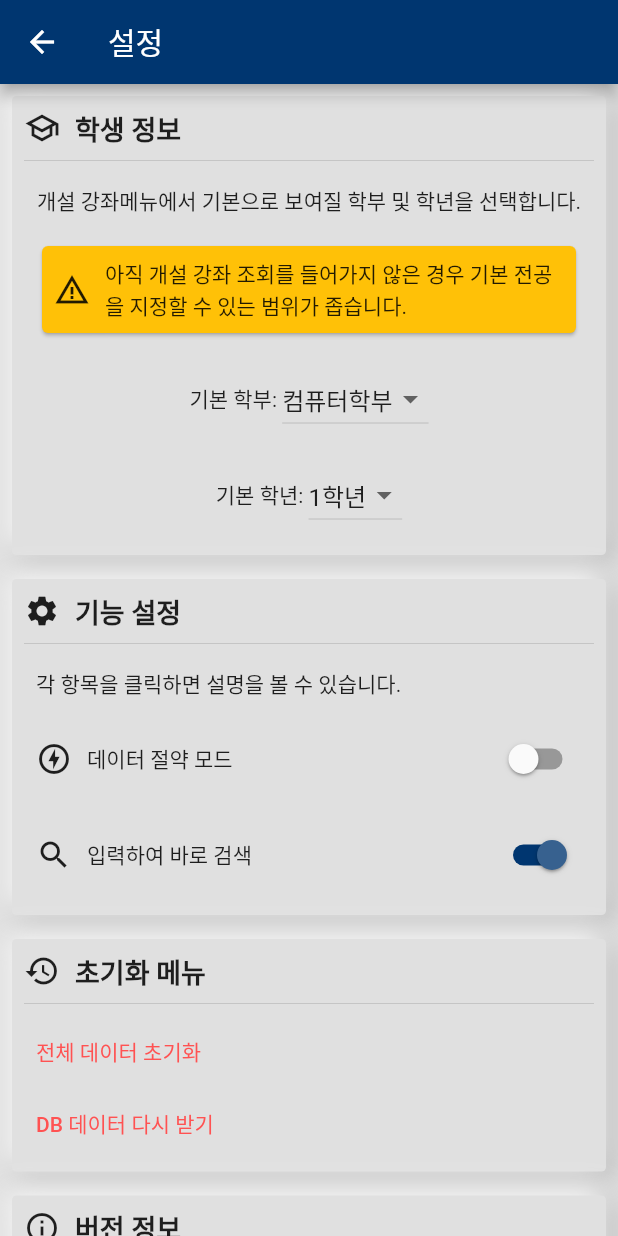
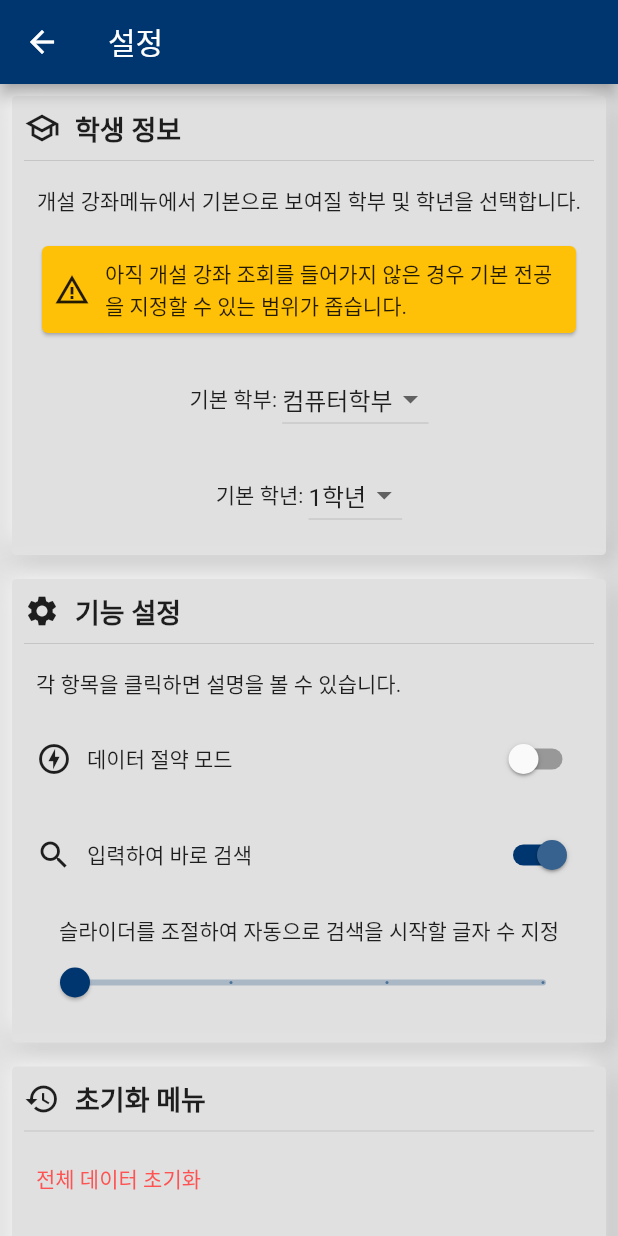
Before and after one commit to sun30812/suwon_mate, a Flutter app: the SettingPage screen opened by its route, on a phone screen of 412 x 824 dp. Run offline on Flutter 3.47's test engine with Material 2 defaults, Android fonts, the phone set to English and light mode, and no system bars; our stand-ins replace firebase_core, firebase_database, flutter_html, package_info_plus, shared_preferences; accounts and stored records are empty.

Commit message:
설정 쪽 기능 추가 자동으로 검색을 시작할 글자 수를 슬라이더로 조절할 수 있습니다.

```diff
--- a/lib/open_class.dart
+++ b/lib/open_class.dart
@@ -53,6 +53,7 @@ class _OpenClassState extends State<OpenClass> {
   List orgClassList = [];
   bool _offline = false;
   bool _liveSearch = true;
+  int _liveSearchCount = 0;
   bool _isSaved = false;
   String _myDept = '컴퓨터학부';
   String _mySub = '학부 공통';
@@ -76,6 +77,9 @@ class _OpenClassState extends State<OpenClass> {
         _liveSearch =
             (jsonDecode(_pref.getString('settings')!) as Map)['liveSearch'] ??
                 true;
+        _liveSearchCount = (jsonDecode(_pref.getString('settings')!)
+                as Map)['liveSearchCount'] ??
+            0;
       }
     }
     if ((_pref.containsKey('db_ver')) && _offline) {
@@ -140,7 +144,7 @@ class _OpenClassState extends State<OpenClass> {
             buttonName: '검색',
             onPressed: () => Navigator.of(context).pushNamed(
                   '/oclass/search',
-                  arguments: [orgClassList, _liveSearch],
+                  arguments: [orgClassList, _liveSearch, _liveSearchCount],
                 )),
         body: FutureBuilder(
           future: getData(),
--- a/lib/search.dart
+++ b/lib/search.dart
@@ -14,6 +14,7 @@ class _SearchPageState extends State<SearchPage> {
   List classList = [];
   bool _isFirst = true;
   bool _liveSearch = true;
+  int _liveSearchCount = 0;
 
   @override
   void initState() {
@@ -45,6 +46,7 @@ class _SearchPageState extends State<SearchPage> {
     dynamic args = ModalRoute.of(context)!.settings.arguments;
     Map rawClassList = args[0][0];
     _liveSearch = args[1] ?? true;
+    _liveSearchCount = args[2] ?? 0;
     if (_isFirst) {
       for (var _dat in rawClassList.values.toList()) {
         for (var _dat2 in _dat) {
@@ -166,7 +168,9 @@ class _SearchPageState extends State<SearchPage> {
           icon: Icons.search,
           controller: _controller,
           onChanged: (value) {
-            setState(() {});
+            if (_controller.text.length >= _liveSearchCount) {
+              setState(() {});
+            }
           });
     } else {
       return SearchBar(
--- a/lib/settings.dart
+++ b/lib/settings.dart
@@ -419,6 +419,28 @@ class _SettingPageState extends State<SettingPage> {
                               ],
                             ),
                           ),
+                          if (functionSetting['liveSearch'] ?? true)
+                            Padding(
+                              padding: const EdgeInsets.all(8.0),
+                              child: Column(
+                                children: [
+                                  const Text('슬라이더를 조절하여 자동으로 검색을 시작할 글자 수 지정'),
+                                  Slider(
+                                    divisions: 3,
+                                    label:
+                                        '${(functionSetting['liveSearchCount'] ?? 0)} 자',
+                                    min: 0,
+                                    max: 3,
+                                    value:
+                                        functionSetting['liveSearchCount'] ?? 0,
+                                    onChanged: (value) => setState(() {
+                                      functionSetting['liveSearchCount'] =
+                                          value;
+                                    }),
+                                  ),
+                                ],
+                              ),
+                            )
                         ],
                       )),
                   CardInfo(
```
